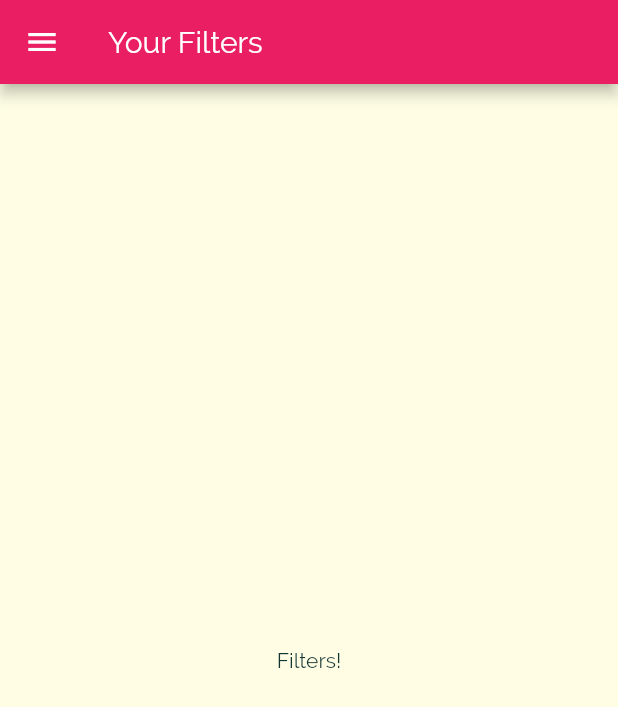
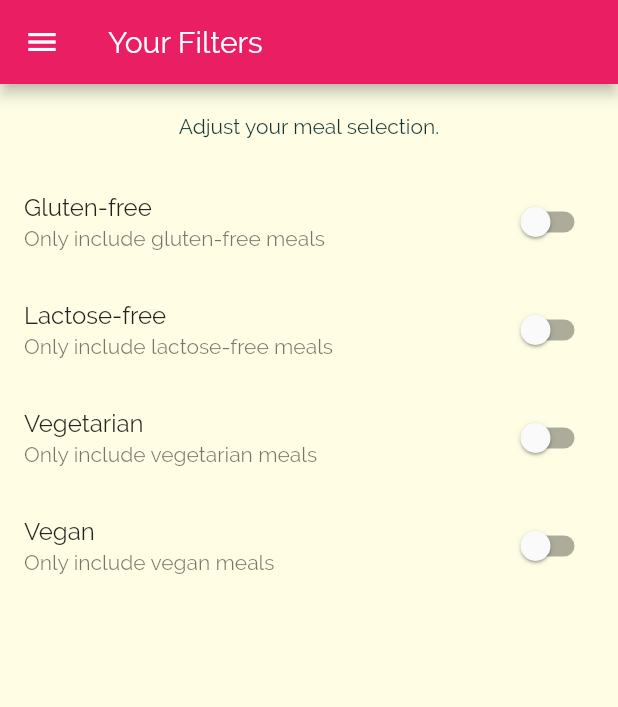
Before and after one commit to romansenin/meals_app, a Flutter app: the FiltersScreen screen opened by its route, on a phone screen of 412 x 824 dp. Shown: the top 707 px of the screen. Run offline on Flutter 3.47's test engine with Material 2 defaults, Android fonts, the phone set to English and light mode, and no system bars.

Commit message:
add filter switches

```diff
--- a/lib/screens/filters_screen.dart
+++ b/lib/screens/filters_screen.dart
@@ -2,8 +2,35 @@ import 'package:flutter/material.dart';
 
 import '../widgets/main_drawer.dart';
 
-class FiltersScreen extends StatelessWidget {
+class FiltersScreen extends StatefulWidget {
   static const routeName = '/filters';
+
+  @override
+  _FiltersScreenState createState() => _FiltersScreenState();
+}
+
+class _FiltersScreenState extends State<FiltersScreen> {
+  var _glutenFree = false;
+  var _vegetarian = false;
+  var _vegan = false;
+  var _lactoseFree = false;
+
+  Widget _buildSwitchListTile(
+    String title,
+    String description,
+    bool currentValue,
+    Function updateValue,
+  ) {
+    return SwitchListTile(
+      title: Text(title),
+      value: currentValue,
+      subtitle: Text(
+        description,
+      ),
+      onChanged: updateValue,
+    );
+  }
+
   @override
   Widget build(BuildContext context) {
     return Scaffold(
@@ -11,8 +38,61 @@ class FiltersScreen extends StatelessWidget {
         title: Text('Your Filters'),
       ),
       drawer: MainDrawer(),
-      body: Center(
-        child: Text('Filters!'),
+      body: Column(
+        children: [
+          Container(
+            padding: const EdgeInsets.all(20),
+            child: Text(
+              'Adjust your meal selection.',
+            ),
+          ),
+          Expanded(
+            child: ListView(
+              children: [
+                _buildSwitchListTile(
+                  'Gluten-free',
+                  'Only include gluten-free meals',
+                  _glutenFree,
+                  (newValue) {
+                    setState(() {
+                      _glutenFree = newValue;
+                    });
+                  },
+                ),
+                _buildSwitchListTile(
+                  'Lactose-free',
+                  'Only include lactose-free meals',
+                  _lactoseFree,
+                  (newValue) {
+                    setState(() {
+                      _lactoseFree = newValue;
+                    });
+                  },
+                ),
+                _buildSwitchListTile(
+                  'Vegetarian',
+                  'Only include vegetarian meals',
+                  _vegetarian,
+                  (newValue) {
+                    setState(() {
+                      _vegetarian = newValue;
+                    });
+                  },
+                ),
+                _buildSwitchListTile(
+                  'Vegan',
+                  'Only include vegan meals',
+                  _vegan,
+                  (newValue) {
+                    setState(() {
+                      _vegan = newValue;
+                    });
+                  },
+                ),
+              ],
+            ),
+          )
+        ],
       ),
     );
   }
```
